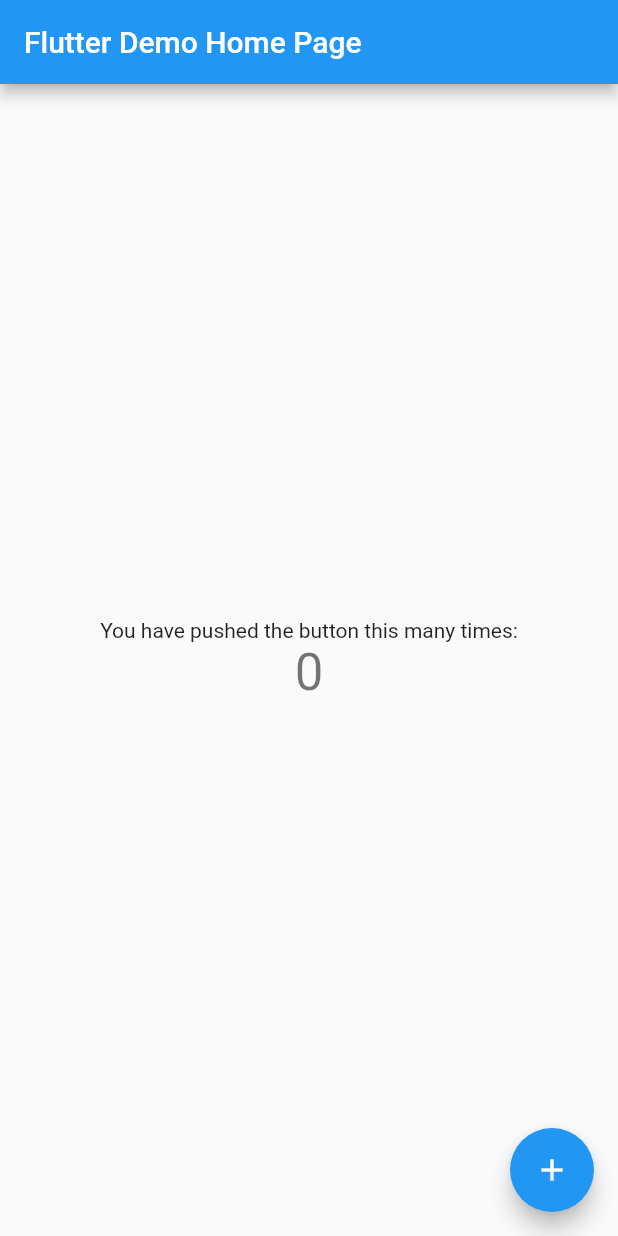
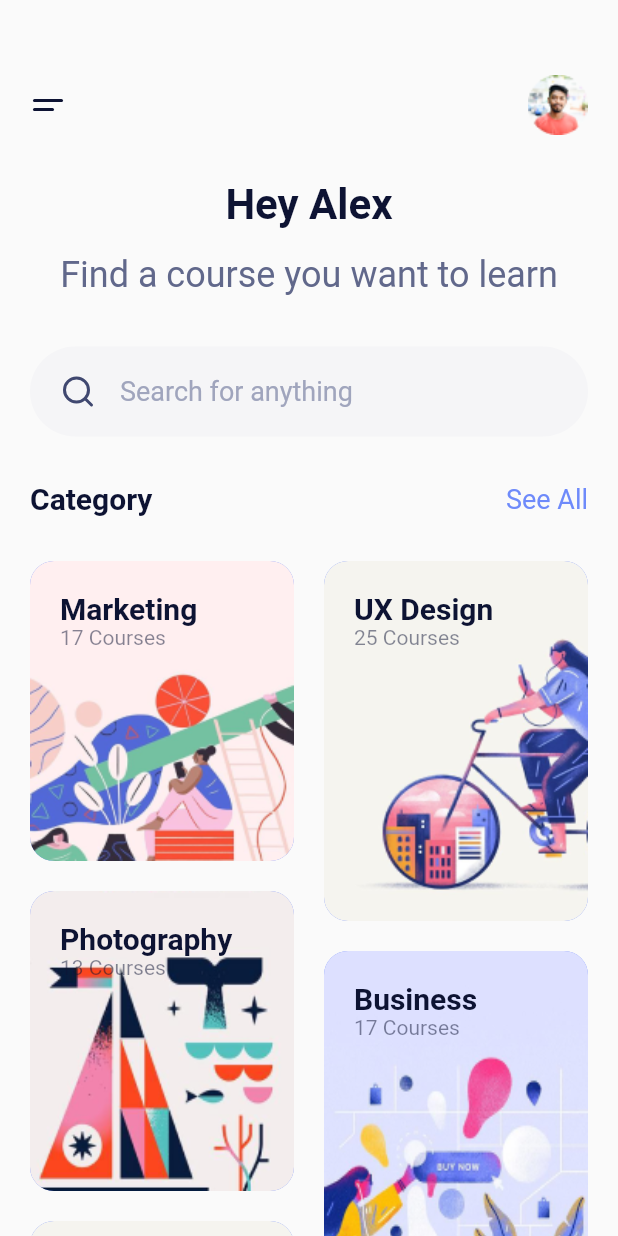
Before and after one commit to bhimrazy/online-course-app, a Flutter app: the screen it shows after launch, on a phone screen of 412 x 824 dp. Run offline on Flutter 3.47's test engine with Material 2 defaults, Android fonts, the phone set to English and light mode, and no system bars; our stand-ins replace flutter_svg.

Commit message:
home page done

```diff
--- a/lib/constants.dart
+++ b/lib/constants.dart
@@ -24,7 +24,7 @@ const kTitleTextStyle = TextStyle(
   fontWeight: FontWeight.bold,
 );
 
-const kSubtitleTextSyule = TextStyle(
+const kSubtitleTextStyle = TextStyle(
   fontSize: 18,
   color: kTextColor,
   // fontWeight: FontWeight.bold,
--- /dev/null
+++ b/lib/details_screen.dart
@@ -0,0 +1,10 @@
+import 'package:flutter/material.dart';
+
+class DetailsScreen extends StatelessWidget {
+  @override
+  Widget build(BuildContext context) {
+    return Scaffold(
+      body: Container(),
+    );
+  }
+}
--- a/lib/main.dart
+++ b/lib/main.dart
@@ -1,4 +1,8 @@
 import 'package:flutter/material.dart';
+import 'package:flutter_staggered_grid_view/flutter_staggered_grid_view.dart';
+import 'package:flutter_svg/svg.dart';
+import 'package:online_course_app/constants.dart';
+import 'package:online_course_app/model/category.dart';
 
 void main() {
   runApp(MyApp());
@@ -9,109 +13,108 @@ class MyApp extends StatelessWidget {
   @override
   Widget build(BuildContext context) {
     return MaterialApp(
-      title: 'Flutter Demo',
+      debugShowCheckedModeBanner: false,
+      title: 'Course App',
       theme: ThemeData(
-        // This is the theme of your application.
-        //
-        // Try running your application with "flutter run". You'll see the
-        // application has a blue toolbar. Then, without quitting the app, try
-        // changing the primarySwatch below to Colors.green and then invoke
-        // "hot reload" (press "r" in the console where you ran "flutter run",
-        // or simply save your changes to "hot reload" in a Flutter IDE).
-        // Notice that the counter didn't reset back to zero; the application
-        // is not restarted.
         primarySwatch: Colors.blue,
-        // This makes the visual density adapt to the platform that you run
-        // the app on. For desktop platforms, the controls will be smaller and
-        // closer together (more dense) than on mobile platforms.
         visualDensity: VisualDensity.adaptivePlatformDensity,
       ),
-      home: MyHomePage(title: 'Flutter Demo Home Page'),
+      home: HomeScreen(),
     );
   }
 }
 
-class MyHomePage extends StatefulWidget {
-  MyHomePage({Key key, this.title}) : super(key: key);
-
-  // This widget is the home page of your application. It is stateful, meaning
-  // that it has a State object (defined below) that contains fields that affect
-  // how it looks.
-
-  // This class is the configuration for the state. It holds the values (in this
-  // case the title) provided by the parent (in this case the App widget) and
-  // used by the build method of the State. Fields in a Widget subclass are
-  // always marked "final".
-
-  final String title;
-
-  @override
-  _MyHomePageState createState() => _MyHomePageState();
-}
-
-class _MyHomePageState extends State<MyHomePage> {
-  int _counter = 0;
-
-  void _incrementCounter() {
-    setState(() {
-      // This call to setState tells the Flutter framework that something has
-      // changed in this State, which causes it to rerun the build method below
-      // so that the display can reflect the updated values. If we changed
-      // _counter without calling setState(), then the build method would not be
-      // called again, and so nothing would appear to happen.
-      _counter++;
-    });
-  }
-
+class HomeScreen extends StatelessWidget {
   @override
   Widget build(BuildContext context) {
-    // This method is rerun every time setState is called, for instance as done
-    // by the _incrementCounter method above.
-    //
-    // The Flutter framework has been optimized to make rerunning build methods
-    // fast, so that you can just rebuild anything that needs updating rather
-    // than having to individually change instances of widgets.
     return Scaffold(
-      appBar: AppBar(
-        // Here we take the value from the MyHomePage object that was created by
-        // the App.build method, and use it to set our appbar title.
-        title: Text(widget.title),
+      body: Padding(
+        padding: EdgeInsets.only(left: 20, top: 50, right: 20),
+        child: Column(children: [
+          Row(
+            mainAxisAlignment: MainAxisAlignment.spaceBetween,
+            children: [
+              SvgPicture.asset("assets/icons/menu.svg"),
+              Image.asset("assets/images/user.png")
+            ],
           ),
-      body: Center(
-        // Center is a layout widget. It takes a single child and positions it
-        // in the middle of the parent.
-        child: Column(
-          // Column is also a layout widget. It takes a list of children and
-          // arranges them vertically. By default, it sizes itself to fit its
-          // children horizontally, and tries to be as tall as its parent.
-          //
-          // Invoke "debug painting" (press "p" in the console, choose the
-          // "Toggle Debug Paint" action from the Flutter Inspector in Android
-          // Studio, or the "Toggle Debug Paint" command in Visual Studio Code)
-          // to see the wireframe for each widget.
-          //
-          // Column has various properties to control how it sizes itself and
-          // how it positions its children. Here we use mainAxisAlignment to
-          // center the children vertically; the main axis here is the vertical
-          // axis because Columns are vertical (the cross axis would be
-          // horizontal).
-          mainAxisAlignment: MainAxisAlignment.center,
-          children: <Widget>[
-            Text(
-              'You have pushed the button this many times:',
+          SizedBox(
+            height: 30,
           ),
           Text(
-              '$_counter',
-              style: Theme.of(context).textTheme.headline4,
+            "Hey Alex",
+            style: kHeadingextStyle,
+          ),
+          Text(
+            "Find a course you want to learn",
+            style: kSubheadingextStyle,
+          ),
+          Container(
+            margin: EdgeInsets.symmetric(vertical: 30),
+            padding: EdgeInsets.symmetric(horizontal: 20, vertical: 16),
+            height: 60,
+            width: double.infinity,
+            decoration: BoxDecoration(
+                color: Color(0xFFF5F5F7),
+                borderRadius: BorderRadius.circular(40)),
+            child: Row(
+              children: [
+                SvgPicture.asset("assets/icons/search.svg"),
+                SizedBox(width: 16),
+                Text(
+                  "Search for anything",
+                  style: TextStyle(fontSize: 18, color: Color(0xFFA0A5BD)),
                 ),
               ],
             ),
           ),
-      floatingActionButton: FloatingActionButton(
-        onPressed: _incrementCounter,
-        tooltip: 'Increment',
-        child: Icon(Icons.add),
-      ), // This trailing comma makes auto-formatting nicer for build methods.
+          Row(
+            mainAxisAlignment: MainAxisAlignment.spaceBetween,
+            children: [
+              Text("Category", style: kTitleTextStyle),
+              Text(
+                "See All",
+                style: kSubtitleTextStyle.copyWith(color: kBlueColor),
+              ),
+            ],
+          ),
+          SizedBox(height: 30),
+          Expanded(
+            child: StaggeredGridView.countBuilder(
+                padding: EdgeInsets.all(0),
+                crossAxisCount: 2,
+                crossAxisSpacing: 20,
+                mainAxisSpacing: 20,
+                itemCount: categories.length,
+                itemBuilder: (context, index) {
+                  return Container(
+                    padding: EdgeInsets.all(20),
+                    height: index.isEven ? 200 : 240,
+                    decoration: BoxDecoration(
+                      borderRadius: BorderRadius.circular(16),
+                      color: kBlueColor,
+                      image: DecorationImage(
+                          image: AssetImage(categories[index].image),
+                          fit: BoxFit.fill),
+                    ),
+                    child: Column(
+                      crossAxisAlignment: CrossAxisAlignment.start,
+                      children: [
+                        Text(
+                          categories[index].name,
+                          style: kTitleTextStyle,
+                        ),
+                        Text("${categories[index].numOfCourses} Courses",
+                            style:
+                                TextStyle(color: kTextColor.withOpacity(0.5)))
+                      ],
+                    ),
+                  );
+                },
+                staggeredTileBuilder: (index) => StaggeredTile.fit(1)),
+          )
+        ]),
+      ),
     );
   }
 }
--- a/lib/model/category.dart
+++ b/lib/model/category.dart
@@ -1,4 +1,3 @@
-
 class Category {
   final String name;
   final int numOfCourses;
@@ -20,4 +19,17 @@ var categoriesData = [
     'image': "assets/images/photography.png"
   },
   {"name": "Business", 'courses': 17, 'image': "assets/images/business.png"},
+  {"name": "UX Design", 'courses': 25, 'image': "assets/images/ux_design.png"},
+  {
+    "name": "Photography",
+    'courses': 13,
+    'image': "assets/images/photography.png"
+  },
+  {"name": "Marketing", 'courses': 17, 'image': "assets/images/marketing.png"},
+  {"name": "UX Design", 'courses': 25, 'image': "assets/images/ux_design.png"},
+  {
+    "name": "Photography",
+    'courses': 13,
+    'image': "assets/images/photography.png"
+  },
 ];
```
Lines whose indentation alone changed are shown as unchanged.
